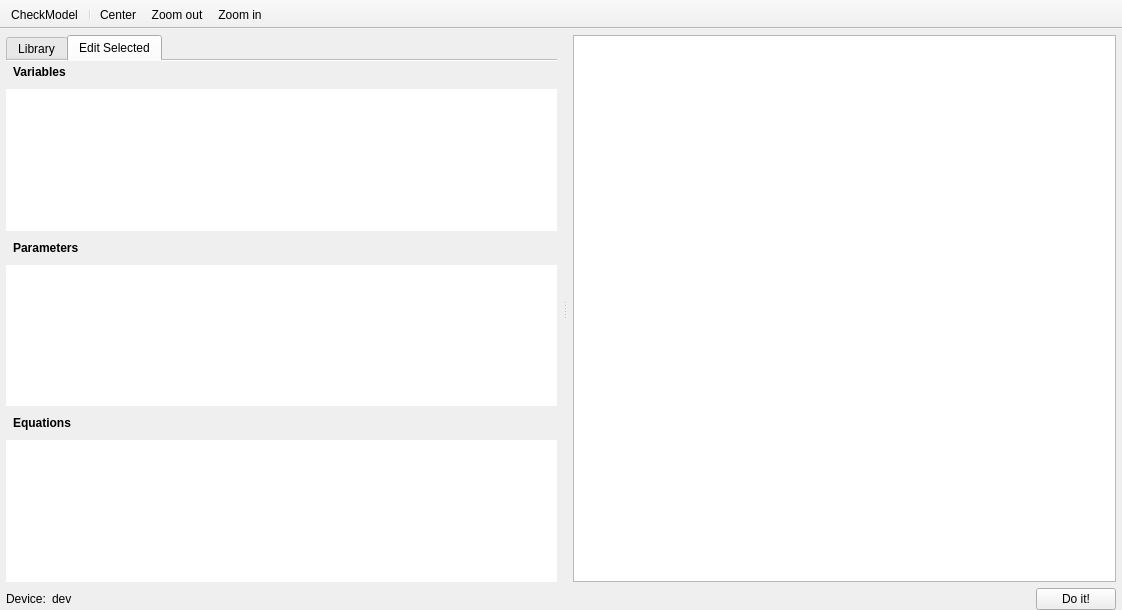
The window that src/VeraGrid/Gui/DynamicModelEditor/block_editor.ui (SanPen/VeraGrid) describes before a commit, drawn with Qt 5.
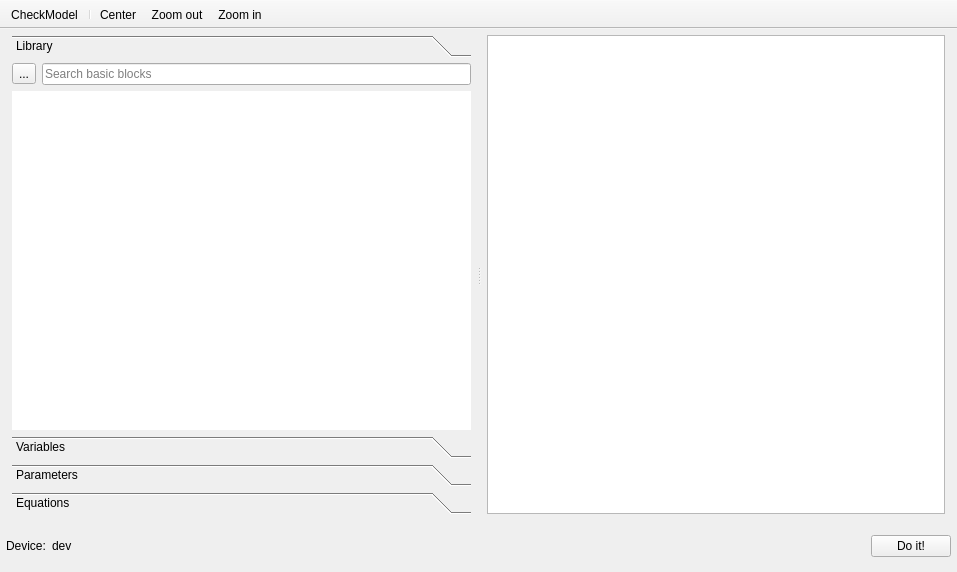
The same window after the commit. The open tabs and pages were chosen to show the change. Icons and pictures are not drawn.

Patch:
```diff
--- a/src/VeraGrid/Gui/DynamicModelEditor/block_editor.ui
+++ b/src/VeraGrid/Gui/DynamicModelEditor/block_editor.ui
@@ -6,8 +6,8 @@
    <rect>
     <x>0</x>
     <y>0</y>
-    <width>1122</width>
-    <height>610</height>
+    <width>957</width>
+    <height>572</height>
    </rect>
   </property>
   <property name="windowTitle">
@@ -25,7 +25,7 @@
      <number>6</number>
     </property>
     <property name="bottomMargin">
-     <number>0</number>
+     <number>6</number>
     </property>
     <item>
      <widget class="QFrame" name="frame_3">
@@ -35,18 +35,18 @@
       <property name="frameShadow">
        <enum>QFrame::Shadow::Raised</enum>
       </property>
-      <layout class="QVBoxLayout" name="verticalLayout_6">
+      <layout class="QVBoxLayout" name="verticalLayout_2">
        <property name="leftMargin">
-        <number>0</number>
+        <number>6</number>
        </property>
        <property name="topMargin">
         <number>6</number>
        </property>
        <property name="rightMargin">
-        <number>0</number>
+        <number>6</number>
        </property>
        <property name="bottomMargin">
-        <number>0</number>
+        <number>6</number>
        </property>
        <item>
         <widget class="QSplitter" name="splitter">
@@ -60,7 +60,7 @@
           <property name="frameShadow">
            <enum>QFrame::Shadow::Raised</enum>
           </property>
-          <layout class="QVBoxLayout" name="verticalLayout_4">
+          <layout class="QVBoxLayout" name="verticalLayout_6">
            <property name="leftMargin">
             <number>0</number>
            </property>
@@ -74,61 +74,87 @@
             <number>0</number>
            </property>
            <item>
-            <widget class="QTabWidget" name="tabWidget">
-             <property name="tabPosition">
-              <enum>QTabWidget::TabPosition::North</enum>
-             </property>
+            <widget class="QToolBox" name="toolBox">
              <property name="currentIndex">
               <number>0</number>
              </property>
-             <property name="documentMode">
-              <bool>true</bool>
-             </property>
-             <widget class="QWidget" name="tab">
-              <attribute name="icon">
-               <iconset resource="../Icons/icons.qrc">
-                <normaloff>:/Icons/icons/link-to-all.png</normaloff>:/Icons/icons/link-to-all.png</iconset>
-              </attribute>
-              <attribute name="title">
+             <widget class="QWidget" name="page_7">
+              <attribute name="label">
                <string>Library</string>
               </attribute>
-              <attribute name="toolTip">
-               <string>Drag and drop models into the scene</string>
-              </attribute>
-              <layout class="QVBoxLayout" name="verticalLayout_5">
-               <property name="leftMargin">
-                <number>0</number>
-               </property>
+               <layout class="QVBoxLayout" name="verticalLayout_13">
+                <property name="leftMargin">
+                 <number>0</number>
+                </property>
                <property name="topMargin">
                 <number>0</number>
                </property>
                <property name="rightMargin">
                 <number>0</number>
                </property>
-               <property name="bottomMargin">
-                <number>0</number>
-               </property>
-               <item>
-                <widget class="QTreeView" name="libraryTreeView">
-                 <property name="frameShape">
-                  <enum>QFrame::Shape::NoFrame</enum>
+                <property name="bottomMargin">
+                 <number>0</number>
+                </property>
+                <item>
+                 <widget class="QFrame" name="libraryHeaderFrame">
+                  <property name="frameShape">
+                   <enum>QFrame::Shape::NoFrame</enum>
+                  </property>
+                  <property name="frameShadow">
+                   <enum>QFrame::Shadow::Raised</enum>
+                  </property>
+                  <layout class="QHBoxLayout" name="horizontalLayout_5">
+                   <property name="leftMargin">
+                    <number>0</number>
+                   </property>
+                   <property name="topMargin">
+                    <number>0</number>
+                   </property>
+                   <property name="rightMargin">
+                    <number>0</number>
+                   </property>
+                   <property name="bottomMargin">
+                    <number>0</number>
+                   </property>
+                   <item>
+                    <widget class="QToolButton" name="librarySearchButton">
+                     <property name="text">
+                      <string>...</string>
+                     </property>
+                    </widget>
+                   </item>
+                   <item>
+                    <widget class="QLineEdit" name="librarySearchLineEdit">
+                     <property name="placeholderText">
+                      <string>Search basic blocks</string>
+                     </property>
+                    </widget>
+                   </item>
+                  </layout>
+                 </widget>
+                </item>
+                <item>
+                 <widget class="QTreeView" name="libraryTreeView">
+                  <property name="frameShape">
+                   <enum>QFrame::Shape::NoFrame</enum>
                  </property>
                 </widget>
                </item>
               </layout>
              </widget>
-             <widget class="QWidget" name="tab_2">
-              <attribute name="icon">
-               <iconset resource="../Icons/icons.qrc">
-                <normaloff>:/Icons/icons/edit.png</normaloff>:/Icons/icons/edit.png</iconset>
+             <widget class="QWidget" name="page">
+              <property name="geometry">
+               <rect>
+                <x>0</x>
+                <y>0</y>
+                <width>554</width>
+                <height>285</height>
+               </rect>
+              </property>
+              <attribute name="label">
+               <string>Variables</string>
               </attribute>
-              <attribute name="title">
-               <string>Edit Selected</string>
-              </attribute>
-              <attribute name="toolTip">
-               <string>Select one block to edit its variables and equations</string>
-              </attribute>
-              <layout class="QVBoxLayout" name="verticalLayout_2">
+              <layout class="QVBoxLayout" name="verticalLayout_7">
                <property name="leftMargin">
                 <number>0</number>
                </property>
@@ -141,16 +167,6 @@
                <property name="bottomMargin">
                 <number>0</number>
                </property>
-               <item>
-                <widget class="QLabel" name="variablesLabel">
-                 <property name="styleSheet">
-                  <string>font-weight: bold; padding: 4px;</string>
-                 </property>
-                 <property name="text">
-                  <string>Variables</string>
-                 </property>
-                </widget>
-               </item>
                <item>
                 <widget class="QTableView" name="variablesTableView">
                  <property name="frameShape">
@@ -158,16 +174,33 @@
                  </property>
                 </widget>
                </item>
-               <item>
-                <widget class="QLabel" name="parametersLabel">
-                 <property name="styleSheet">
-                  <string>font-weight: bold; padding: 4px;</string>
-                 </property>
-                 <property name="text">
-                  <string>Parameters</string>
-                 </property>
-                </widget>
-               </item>
+              </layout>
+             </widget>
+             <widget class="QWidget" name="page_2">
+              <property name="geometry">
+               <rect>
+                <x>0</x>
+                <y>0</y>
+                <width>554</width>
+                <height>285</height>
+               </rect>
+              </property>
+              <attribute name="label">
+               <string>Parameters</string>
+              </attribute>
+              <layout class="QVBoxLayout" name="verticalLayout_8">
+               <property name="leftMargin">
+                <number>0</number>
+               </property>
+               <property name="topMargin">
+                <number>0</number>
+               </property>
+               <property name="rightMargin">
+                <number>0</number>
+               </property>
+               <property name="bottomMargin">
+                <number>0</number>
+               </property>
                <item>
                 <widget class="QTableView" name="parametersTableView">
                  <property name="frameShape">
@@ -175,16 +208,33 @@
                  </property>
                 </widget>
                </item>
-               <item>
-                <widget class="QLabel" name="equationsLabel">
-                 <property name="styleSheet">
-                  <string>font-weight: bold; padding: 4px;</string>
-                 </property>
-                 <property name="text">
-                  <string>Equations</string>
-                 </property>
-                </widget>
-               </item>
+              </layout>
+             </widget>
+             <widget class="QWidget" name="page_3">
+              <property name="geometry">
+               <rect>
+                <x>0</x>
+                <y>0</y>
+                <width>554</width>
+                <height>285</height>
+               </rect>
+              </property>
+              <attribute name="label">
+               <string>Equations</string>
+              </attribute>
+              <layout class="QVBoxLayout" name="verticalLayout_9">
+               <property name="leftMargin">
+                <number>0</number>
+               </property>
+               <property name="topMargin">
+                <number>0</number>
+               </property>
+               <property name="rightMargin">
+                <number>0</number>
+               </property>
+               <property name="bottomMargin">
+                <number>0</number>
+               </property>
                <item>
                 <widget class="QTableView" name="equationsTableView">
                  <property name="frameShape">
```
Left out of the diff: 6 changed lines with no effect on the pictures.
